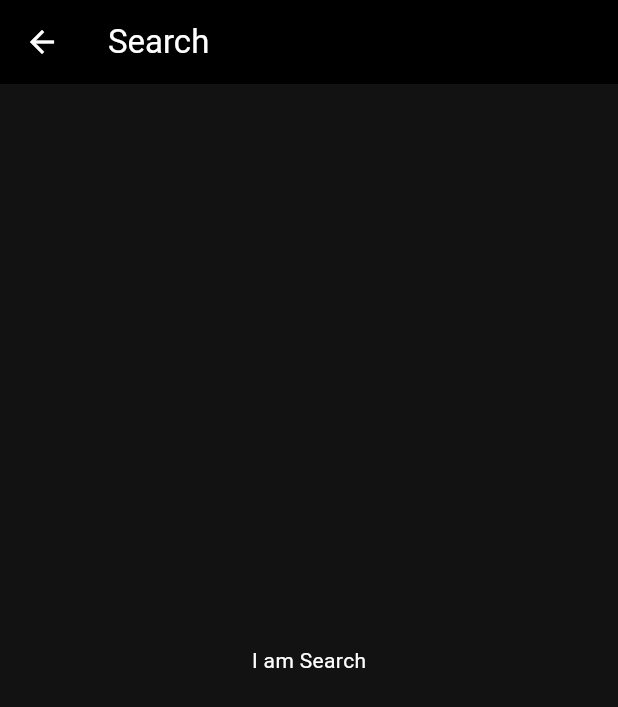
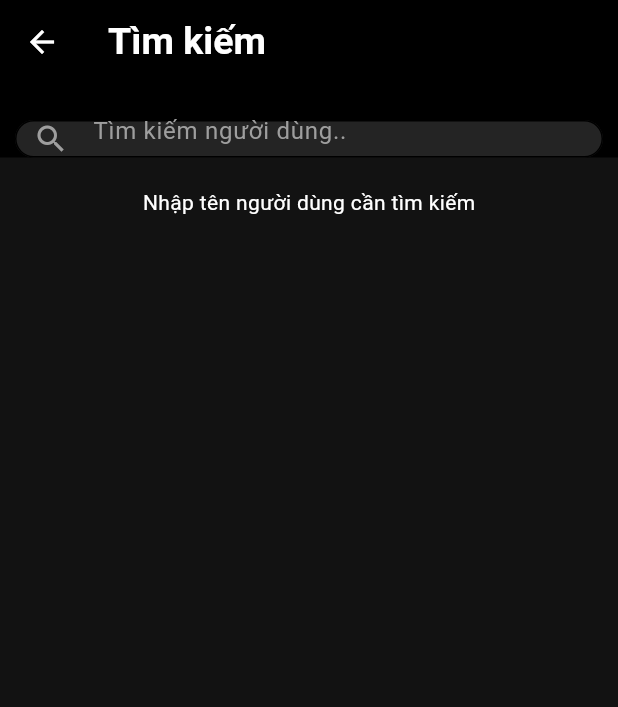
Before and after one commit to Tinas0603/tinavibe_social_media, a Flutter app: the Search screen opened directly, on a phone screen of 412 x 824 dp. Shown: the top 707 px of the screen. Run offline on Flutter 3.47's test engine with Material 3 defaults, Android fonts, the phone set to English and light mode, and no system bars; our stand-ins replace flutter_dotenv, flutter_image_compress, form_validator, get, get_storage, image_picker and 1 more; accounts and stored records are empty.

Commit message:
xong tìm kiếm theo tên

```diff
--- a/lib/utils/type_def.dart
+++ b/lib/utils/type_def.dart
@@ -1 +1,2 @@
 typedef ValidatorCallback = String? Function(String? arg);
+typedef InputCallback = void Function(String? name);
--- a/lib/views/notification/notifications.dart
+++ b/lib/views/notification/notifications.dart
@@ -1,6 +1,7 @@
 import 'package:flutter/material.dart';
 import 'package:flutter/widgets.dart';
 import 'package:flutter_tinavibe/controllers/notification_controller.dart';
+import 'package:flutter_tinavibe/routes/route_names.dart';
 import 'package:flutter_tinavibe/services/navigation_service.dart';
 import 'package:flutter_tinavibe/services/supabase_service.dart';
 import 'package:flutter_tinavibe/utils/helper.dart';
@@ -46,6 +47,11 @@ class _NotificationsState extends State<Notifications> {
                         physics: const BouncingScrollPhysics(),
                         itemCount: controller.notifications.length,
                         itemBuilder: (context, index) => ListTile(
+                          onTap: () {
+                            Get.toNamed(RouteNames.showPost,
+                                arguments:
+                                    controller.notifications[index]!.postId!);
+                          },
                           titleAlignment: ListTileTitleAlignment.top,
                           isThreeLine: true,
                           leading: ImageCircle(
--- a/lib/views/search/search.dart
+++ b/lib/views/search/search.dart
@@ -1,5 +1,9 @@
 import 'package:flutter/material.dart';
-import 'package:flutter/widgets.dart';
+import 'package:flutter_tinavibe/controllers/search_user_controller.dart';
+import 'package:flutter_tinavibe/views/search/search_input.dart';
+import 'package:flutter_tinavibe/views/search/user_tile.dart';
+import 'package:flutter_tinavibe/widgets/loading.dart';
+import 'package:get/get.dart';
 
 class Search extends StatefulWidget {
   const Search({super.key});
@@ -9,14 +13,82 @@ class Search extends StatefulWidget {
 }
 
 class _SearchState extends State<Search> {
+  final TextEditingController textEditingController =
+      TextEditingController(text: "");
+  final SearchUserController controller = Get.put(SearchUserController());
+
+  void searchUser(String? name) async {
+    if (name != null) {
+      await controller.searchUser(name);
+    }
+  }
+
+  Future<void> _refreshData() async {
+    // Xóa danh sách người dùng
+    controller.users.clear();
+
+    // Lấy lại danh sách người dùng
+    await controller.searchUser(textEditingController.text);
+  }
+
   @override
   Widget build(BuildContext context) {
     return Scaffold(
-      appBar: AppBar(
-        title: const Text("Search"),
-      ),
-      body: const Center(
-        child: Text("I am Search"),
+      body: RefreshIndicator(
+        onRefresh: _refreshData,
+        child: CustomScrollView(
+          slivers: [
+            SliverAppBar(
+              floating: true,
+              centerTitle: false,
+              title: const Text(
+                "Tìm kiếm",
+                style: TextStyle(fontSize: 25, fontWeight: FontWeight.bold),
+              ),
+              expandedHeight: GetPlatform.isIOS ? 110 : 105,
+              collapsedHeight: GetPlatform.isIOS ? 90 : 80,
+              flexibleSpace: Padding(
+                padding: EdgeInsets.only(
+                  top: GetPlatform.isIOS ? 105 : 80,
+                  left: 10,
+                  right: 10,
+                ),
+                child: SearchInput(
+                  controller: textEditingController,
+                  callback: searchUser,
+                ),
+              ),
+            ),
+            SliverToBoxAdapter(
+              child: Obx(
+                () => controller.loading.value
+                    ? const Loading()
+                    : Column(
+                        children: [
+                          if (controller.users.isNotEmpty)
+                            ListView.builder(
+                              itemCount: controller.users.length,
+                              shrinkWrap: true,
+                              physics: const BouncingScrollPhysics(),
+                              itemBuilder: (context, index) =>
+                                  UserTile(user: controller.users[index]),
+                            )
+                          else if (controller.users.isEmpty &&
+                              controller.notFound.value == true)
+                            const Text("Không tìm thấy người dùng")
+                          else
+                            const Center(
+                              child: Padding(
+                                padding: EdgeInsets.only(top: 20),
+                                child: Text("Nhập tên người dùng cần tìm kiếm"),
+                              ),
+                            )
+                        ],
+                      ),
+              ),
+            ),
+          ],
+        ),
       ),
     );
   }
--- /dev/null
+++ b/lib/views/search/search_input.dart
@@ -0,0 +1,46 @@
+import 'package:flutter/material.dart';
+import 'package:flutter_tinavibe/utils/type_def.dart';
+
+class SearchInput extends StatelessWidget {
+  final TextEditingController controller;
+  final InputCallback callback;
+  const SearchInput(
+      {required this.controller, required this.callback, super.key});
+
+  @override
+  Widget build(BuildContext context) {
+    return TextField(
+      controller: controller,
+      onChanged: callback,
+      decoration: const InputDecoration(
+        prefixIcon: Icon(
+          Icons.search,
+          color: Colors.grey,
+        ),
+        filled: true,
+        fillColor: Color(0xff242424),
+        hintText: "Tìm kiếm người dùng..",
+        hintStyle: TextStyle(color: Colors.grey),
+        contentPadding: EdgeInsets.symmetric(
+          vertical: 10,
+          horizontal: 20,
+        ),
+        border: OutlineInputBorder(
+          borderRadius: BorderRadius.all(
+            Radius.circular(15.0),
+          ),
+        ),
+        enabledBorder: OutlineInputBorder(
+          borderRadius: BorderRadius.all(
+            Radius.circular(15.0),
+          ),
+        ),
+        focusedBorder: OutlineInputBorder(
+          borderRadius: BorderRadius.all(
+            Radius.circular(15.0),
+          ),
+        ),
+      ),
+    );
+  }
+}
--- a/lib/widgets/reply_card.dart
+++ b/lib/widgets/reply_card.dart
@@ -34,7 +34,6 @@ class ReplyCard extends StatelessWidget {
                       ),
                       GestureDetector(
                         onTap: () {
-                          // Điều hướng đến ShowPost với postId của bình luận
                           Get.toNamed(RouteNames.showPost,
                               arguments: reply.postId);
                         },
```
Also changed, not shown: lib/controllers/search_user_controller.dart (added, +36 -0 lines), lib/views/search/user_tile.dart (added, +31 -0 lines).
